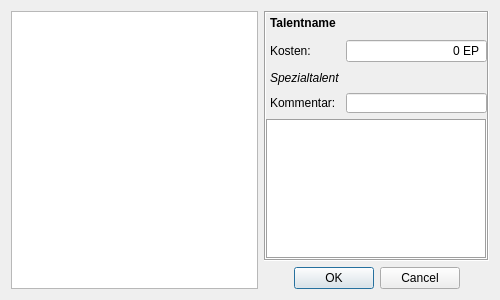
Before: the Qt Designer form UI/CharakterTalente.ui in Aeolitus/Sephrasto, drawn with Qt 5.
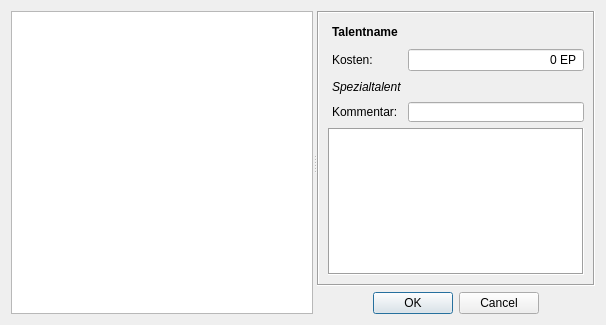
After: the same form once the commit is applied.

Commit message: - Make all split panels (Fertigkeiten, Übernatürliche Fertigkeiten, Minderpakt, Talent-Selektor, Vorteile, Waffen) resizable by the user. - Improved padding on the right side panels, labels stuck to close to the edge border before. - Slightly increased talent selector default window size.

The edit to the form file:
```diff
--- a/UI/CharakterTalente.ui
+++ b/UI/CharakterTalente.ui
@@ -6,25 +6,40 @@
    <rect>
     <x>0</x>
     <y>0</y>
-    <width>500</width>
-    <height>300</height>
+    <width>606</width>
+    <height>325</height>
    </rect>
   </property>
   <property name="windowTitle">
    <string>Sephrasto - Talente wählen...</string>
   </property>
   <layout class="QGridLayout" name="gridLayout">
-   <item row="0" column="1">
+   <item row="0" column="0">
+    <widget class="QSplitter" name="splitter">
+     <property name="orientation">
+      <enum>Qt::Horizontal</enum>
+     </property>
+     <widget class="QListView" name="listTalente">
+      <property name="sizePolicy">
+       <sizepolicy hsizetype="Expanding" vsizetype="Expanding">
+        <horstretch>1</horstretch>
+        <verstretch>0</verstretch>
+       </sizepolicy>
+      </property>
+     </widget>
+     <widget class="QWidget" name="verticalLayoutWidget">
+      <layout class="QVBoxLayout" name="verticalLayout">
+       <item>
     <widget class="QScrollArea" name="scrollArea">
      <property name="minimumSize">
       <size>
-       <width>225</width>
+           <width>0</width>
        <height>0</height>
       </size>
      </property>
      <property name="maximumSize">
       <size>
-       <width>225</width>
+           <width>16777215</width>
        <height>16777215</height>
       </size>
      </property>
@@ -43,43 +58,18 @@
         <x>0</x>
         <y>0</y>
         <width>221</width>
-        <height>249</height>
+            <height>262</height>
        </rect>
       </property>
       <layout class="QGridLayout" name="gridLayout_2">
-       <property name="leftMargin">
-        <number>0</number>
-       </property>
-       <property name="topMargin">
-        <number>0</number>
-       </property>
-       <property name="rightMargin">
-        <number>0</number>
-       </property>
-       <property name="bottomMargin">
-        <number>0</number>
-       </property>
-	   <item row="4" column="0">
-	    <widget class="QLabel" name="labelKommentar">
+           <item row="1" column="0">
+            <widget class="QLabel" name="label_2">
          <property name="text">
-          <string>Kommentar:</string>
+              <string>Kosten:</string>
          </property>
         </widget>
 	   </item>
-	   <item row="4" column="1">
-		<widget class="QLineEdit" name="textKommentar"/>
-       </item>
-       <item row="5" column="0" colspan="2">
-        <widget class="QPlainTextEdit" name="plainText">
-         <property name="frameShape">
-          <enum>QFrame::Box</enum>
-         </property>
-         <property name="readOnly">
-          <bool>true</bool>
-         </property>
-        </widget>
-       </item>
-       <item row="2" column="1">
+           <item row="1" column="1">
         <widget class="QSpinBox" name="spinKosten">
          <property name="alignment">
           <set>Qt::AlignRight|Qt::AlignTrailing|Qt::AlignVCenter</set>
@@ -104,6 +94,26 @@
          </property>
         </widget>
        </item>
+           <item row="3" column="0">
+            <widget class="QLabel" name="labelKommentar">
+             <property name="text">
+              <string>Kommentar:</string>
+             </property>
+            </widget>
+           </item>
+           <item row="3" column="1">
+            <widget class="QLineEdit" name="textKommentar"/>
+           </item>
+           <item row="4" column="0" colspan="2">
+            <widget class="QPlainTextEdit" name="plainText">
+             <property name="frameShape">
+              <enum>QFrame::Box</enum>
+             </property>
+             <property name="readOnly">
+              <bool>true</bool>
+             </property>
+            </widget>
+           </item>
        <item row="0" column="0" colspan="2">
         <widget class="QLabel" name="labelName">
          <property name="minimumSize">
@@ -123,7 +133,7 @@
          </property>
         </widget>
        </item>
-       <item row="3" column="0" colspan="2">
+           <item row="2" column="0" colspan="2">
         <widget class="QLabel" name="labelInfo">
          <property name="minimumSize">
           <size>
@@ -141,22 +151,15 @@
          </property>
         </widget>
        </item>
-       <item row="2" column="0">
-        <widget class="QLabel" name="label_2">
-         <property name="text">
-          <string>Kosten:</string>
-         </property>
-        </widget>
-       </item>
       </layout>
      </widget>
     </widget>
    </item>
-   <item row="1" column="1">
+       <item>
     <widget class="QDialogButtonBox" name="buttonBox">
      <property name="maximumSize">
       <size>
-       <width>225</width>
+           <width>16777215</width>
        <height>16777215</height>
       </size>
      </property>
@@ -171,8 +174,9 @@
      </property>
     </widget>
    </item>
-   <item row="0" column="0" rowspan="2">
-    <widget class="QListView" name="listTalente"/>
+      </layout>
+     </widget>
+    </widget>
    </item>
   </layout>
  </widget>
```
Left out of the diff: 1 changed line with no effect on the pictures. Lines whose indentation alone changed are shown as unchanged. The commit also changes 11 other files.
